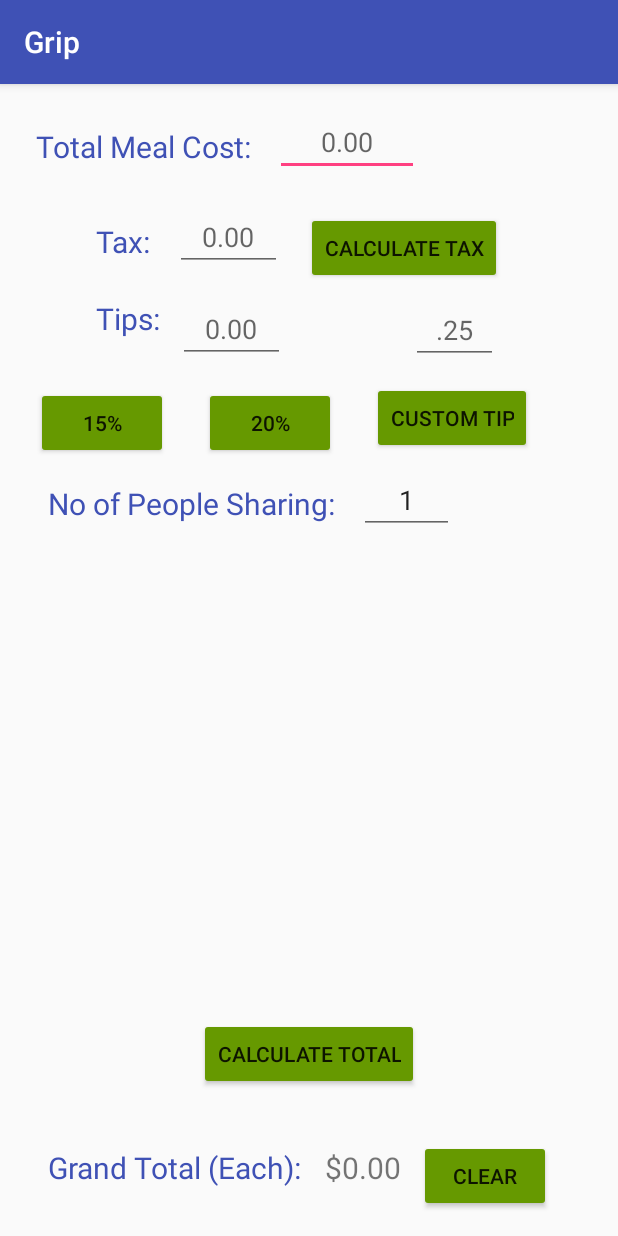
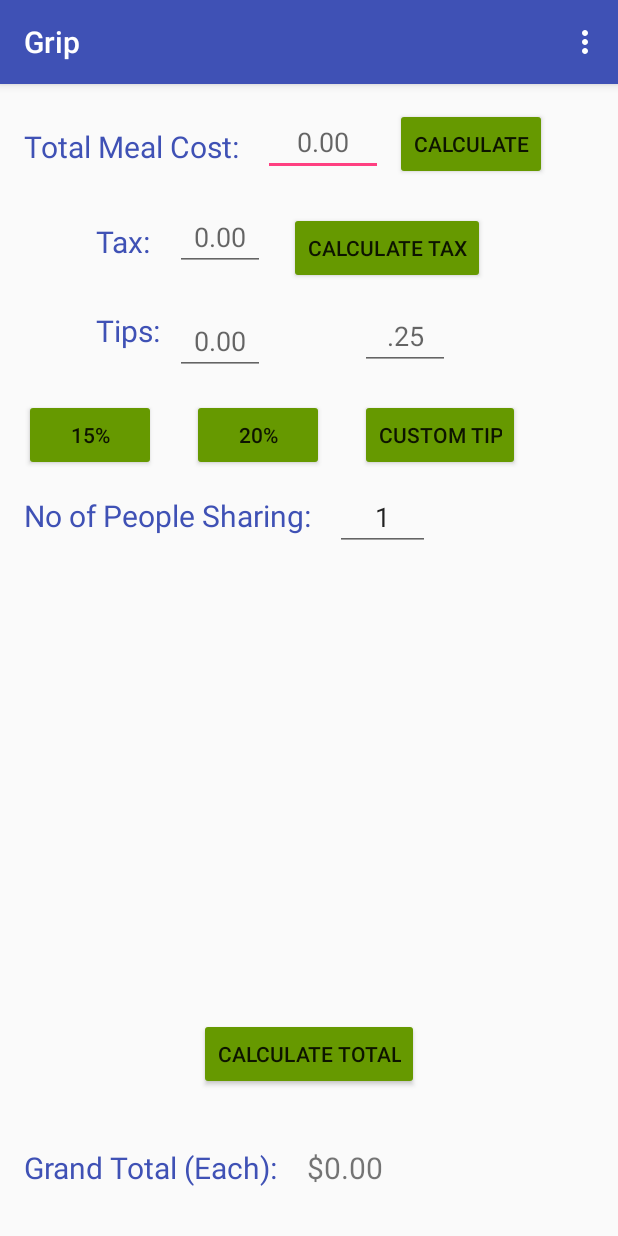
Before and after one commit to jay412/Old-Grip, an Android app: the screen it shows after launch (MainActivity), on a phone screen of 412 x 824 dp. Run offline under Robolectric (Android 15) with nearby library versions, the phone set to English and light mode, and no system bars.

Commit message:
1) made total meal activity to allow users to add what they ate and price 2) made TMA a child activity of main activity 3) added a add menu and clear menu

```diff
--- a/app/src/main/java/jay412/grip/MainActivity.java
+++ b/app/src/main/java/jay412/grip/MainActivity.java
@@ -1,8 +1,12 @@
 package jay412.grip;
 
+import android.content.Intent;
 import android.os.Bundle;
 import android.support.v7.app.AppCompatActivity;
 import android.text.TextUtils;
+import android.view.Menu;
+import android.view.MenuInflater;
+import android.view.MenuItem;
 import android.view.View;
 import android.widget.Button;
 import android.widget.EditText;
@@ -14,12 +18,12 @@ import java.text.DecimalFormat;
 
 public class MainActivity extends AppCompatActivity {
     private EditText etTotalMealCost, etTax, etTips, etCustomTips, etPeopleShare;
-    private Button btnCalculateTax, btn15Tips, btn20Tips, btnCustomTips, btnCalculateGrandTotal, btnClear;
+    private Button btnCalculateTax, btn15Tips, btn20Tips, btnCustomTips, btnCalculateGrandTotal, btnCalculateTotalMeal;
     private TextView tvGrandTotal;
 
     private double mealCost, tax, tips, numPeople, grandTotal;
 
-    /*TO-DO:
+    /*TODO:
     * tax field is editable b/c different places have different tax rates
 
       */
@@ -41,7 +45,7 @@ public class MainActivity extends AppCompatActivity {
         btn20Tips = findViewById(R.id.btn20);
         btnCustomTips = findViewById(R.id.btnCustomTip);
         btnCalculateGrandTotal = findViewById(R.id.btnCalculateTotal);
-        btnClear = findViewById(R.id.btn_clear);
+        btnCalculateTotalMeal = findViewById(R.id.btn_calc_total_meal);
 
         setUpButtons();
     }
@@ -149,11 +153,30 @@ public class MainActivity extends AppCompatActivity {
             }
         });
 
-        btnClear.setOnClickListener(new View.OnClickListener() {
+        btnCalculateTotalMeal.setOnClickListener(new View.OnClickListener() {
             @Override
-            public void onClick(View view) {
-                resetFields();
+            public void onClick(View v) {
+                Intent i = new Intent(MainActivity.this, TotalMealActivity.class);
+                startActivity(i);
             }
         });
     }
+
+    @Override
+    public boolean onCreateOptionsMenu(Menu menu) {
+        MenuInflater inflater = getMenuInflater();
+        inflater.inflate(R.menu.main_menu, menu);
+        return true;
+    }
+
+    @Override
+    public boolean onOptionsItemSelected(MenuItem item) {
+        int id = item.getItemId();
+        if (id == R.id.clear_setting) {
+            resetFields();
+            return true;
+        }
+
+        return super.onOptionsItemSelected(item);
+    }
 }
--- a/app/src/main/res/layout/activity_main.xml
+++ b/app/src/main/res/layout/activity_main.xml
@@ -8,7 +8,7 @@
 
     <EditText
         android:id="@+id/etMealCost"
-        android:layout_width="96dp"
+        android:layout_width="80dp"
         android:layout_height="wrap_content"
         android:layout_marginStart="16dp"
         android:layout_marginTop="16dp"
@@ -24,7 +24,7 @@
         android:layout_width="wrap_content"
         android:layout_height="wrap_content"
         android:layout_marginBottom="8dp"
-        android:layout_marginStart="24dp"
+        android:layout_marginStart="16dp"
         android:layout_marginTop="16dp"
         android:text="@string/total_meal_cost"
         android:textColor="@color/colorPrimary"
@@ -50,12 +50,11 @@
         android:id="@+id/tvPeopleShare"
         android:layout_width="wrap_content"
         android:layout_height="wrap_content"
-        android:layout_marginStart="32dp"
         android:layout_marginTop="16dp"
         android:text="@string/no_of_people_sharing"
         android:textColor="@color/colorPrimary"
         android:textSize="20sp"
-        app:layout_constraintStart_toStartOf="parent"
+        app:layout_constraintStart_toStartOf="@+id/btn15"
         app:layout_constraintTop_toBottomOf="@+id/btn15" />
 
     <EditText
@@ -76,27 +75,25 @@
         android:layout_width="wrap_content"
         android:layout_height="wrap_content"
         android:layout_marginBottom="32dp"
-        android:layout_marginStart="32dp"
         android:text="@string/grand_total_each"
         android:textColor="@color/colorPrimary"
         android:textSize="20sp"
         app:layout_constraintBottom_toBottomOf="parent"
-        app:layout_constraintStart_toStartOf="parent" />
+        app:layout_constraintStart_toStartOf="@+id/tvPeopleShare" />
 
     <TextView
         android:id="@+id/tvGrandTotalValue"
         android:layout_width="wrap_content"
         android:layout_height="wrap_content"
-        android:layout_marginBottom="32dp"
-        android:layout_marginStart="16dp"
+        android:layout_marginStart="20dp"
         android:text="@string/initial_grand_total"
         android:textSize="20sp"
-        app:layout_constraintBottom_toBottomOf="parent"
+        app:layout_constraintBottom_toBottomOf="@+id/tvGrandTotalTag"
         app:layout_constraintStart_toEndOf="@+id/tvGrandTotalTag" />
 
     <EditText
         android:id="@+id/etTax"
-        android:layout_width="71dp"
+        android:layout_width="60dp"
         android:layout_height="wrap_content"
         android:layout_marginStart="16dp"
         android:layout_marginTop="24dp"
@@ -138,36 +135,33 @@
         android:id="@+id/tvTips"
         android:layout_width="wrap_content"
         android:layout_height="wrap_content"
-        android:layout_marginStart="64dp"
-        android:layout_marginTop="24dp"
+        android:layout_marginTop="32dp"
         android:text="@string/tips"
         android:textColor="@color/colorPrimary"
         android:textSize="20sp"
-        app:layout_constraintStart_toStartOf="parent"
+        app:layout_constraintStart_toStartOf="@+id/tvTaxTag"
         app:layout_constraintTop_toBottomOf="@+id/tvTaxTag" />
 
     <EditText
         android:id="@+id/etTips"
-        android:layout_width="71dp"
+        android:layout_width="60dp"
         android:layout_height="wrap_content"
-        android:layout_marginStart="12dp"
-        android:layout_marginTop="16dp"
+        android:layout_marginTop="24dp"
         android:ems="10"
         android:hint="@string/initial_tax_tip"
         android:inputType="number|numberDecimal"
         android:textAlignment="center"
-        app:layout_constraintStart_toEndOf="@+id/tvTips"
+        app:layout_constraintStart_toStartOf="@+id/etTax"
         app:layout_constraintTop_toBottomOf="@+id/etTax" />
 
     <Button
         android:id="@+id/btn15"
         android:layout_width="wrap_content"
         android:layout_height="wrap_content"
-        android:layout_marginStart="24dp"
         android:layout_marginTop="32dp"
         android:backgroundTint="@android:color/holo_green_dark"
         android:text="@string/fifteen_percent"
-        app:layout_constraintStart_toStartOf="parent"
+        app:layout_constraintStart_toStartOf="@+id/tvMealCost"
         app:layout_constraintTop_toBottomOf="@+id/tvTips" />
 
     <Button
@@ -175,44 +169,41 @@
         android:layout_width="wrap_content"
         android:layout_height="wrap_content"
         android:layout_marginStart="24dp"
-        android:layout_marginTop="16dp"
         android:backgroundTint="@android:color/holo_green_dark"
         android:text="@string/twenty_percent"
         app:layout_constraintStart_toEndOf="@+id/btn15"
-        app:layout_constraintTop_toBottomOf="@+id/etTips" />
+        app:layout_constraintTop_toTopOf="@+id/btn15" />
 
     <Button
         android:id="@+id/btnCustomTip"
         android:layout_width="wrap_content"
         android:layout_height="wrap_content"
         android:layout_marginStart="24dp"
-        android:layout_marginTop="12dp"
         android:backgroundTint="@android:color/holo_green_dark"
         android:text="@string/custom_tip"
         app:layout_constraintStart_toEndOf="@+id/btn20"
-        app:layout_constraintTop_toBottomOf="@+id/etCustomTip" />
+        app:layout_constraintTop_toTopOf="@+id/btn20" />
 
     <EditText
         android:id="@+id/etCustomTip"
-        android:layout_width="58dp"
+        android:layout_width="60dp"
         android:layout_height="wrap_content"
-        android:layout_marginEnd="80dp"
-        android:layout_marginTop="8dp"
+        android:layout_marginTop="12dp"
         android:ems="10"
         android:hint="@string/initial_custom_tip"
         android:inputType="numberDecimal"
         android:textAlignment="center"
-        app:layout_constraintEnd_toEndOf="parent"
+        app:layout_constraintStart_toStartOf="@+id/btnCustomTip"
         app:layout_constraintTop_toBottomOf="@+id/btnCalcTax" />
 
     <Button
-        android:id="@+id/btn_clear"
+        android:id="@+id/btn_calc_total_meal"
         android:layout_width="wrap_content"
         android:layout_height="wrap_content"
-        android:layout_marginBottom="16dp"
-        android:layout_marginStart="12dp"
+        android:layout_marginStart="8dp"
+        android:text="@string/calculate"
         android:backgroundTint="@android:color/holo_green_dark"
-        android:text="@string/clear"
-        app:layout_constraintBottom_toBottomOf="parent"
-        app:layout_constraintStart_toEndOf="@+id/tvGrandTotalValue" />
+        app:layout_constraintStart_toEndOf="@+id/etMealCost"
+        app:layout_constraintTop_toTopOf="@+id/etMealCost" />
+
 </android.support.constraint.ConstraintLayout>
--- /dev/null
+++ b/app/src/main/res/menu/main_menu.xml
@@ -0,0 +1,10 @@
+<?xml version="1.0" encoding="utf-8"?>
+<menu xmlns:android="http://schemas.android.com/apk/res/android"
+    xmlns:app="http://schemas.android.com/apk/res-auto">
+
+    <item
+        android:title="@string/clear"
+        android:orderInCategory="100"
+        android:id="@+id/clear_setting"
+        app:showAsAction="never"/>
+</menu>
--- a/app/src/main/res/values/strings.xml
+++ b/app/src/main/res/values/strings.xml
@@ -1,9 +1,11 @@
 <resources>
+    <!-- main activity strings -->
     <string name="app_name">Grip</string>
     <string name="total_meal_cost">Total Meal Cost:</string>
     <string name="tax">Tax:</string>
     <string name="initial_tax_tip">0.00</string>
     <string name="calculate_tax">Calculate Tax</string>
+    <string name="calculate">Calculate</string>
     <string name="tips">Tips:</string>
     <string name="custom_tip">Custom Tip</string>
     <string name="initial_custom_tip">.25</string>
@@ -14,5 +16,11 @@
     <string name="calculate_total">Calculate Total</string>
     <string name="grand_total_each">Grand Total (Each):</string>
     <string name="initial_grand_total">$0.00</string>
+
+
+    <!-- main menu strings -->
     <string name="clear">Clear</string>
+
+    <!-- add menu strings -->
+    <string name="add">Add</string>
 </resources>
--- a/build.gradle
+++ b/build.gradle
@@ -7,7 +7,7 @@ buildscript {
         jcenter()
     }
     dependencies {
-        classpath 'com.android.tools.build:gradle:3.0.1'
+        classpath 'com.android.tools.build:gradle:3.1.1'
 
 
         // NOTE: Do not place your application dependencies here; they belong
```
Also changed, not shown: app/src/main/AndroidManifest.xml (+9 -1 lines), app/src/main/java/jay412/grip/TotalMealActivity.java (added, +41 -0 lines), app/src/main/res/layout/activity_total_meal.xml (added, +9 -0 lines), app/src/main/res/menu/add_menu.xml (added, +9 -0 lines), gradle/wrapper/gradle-wrapper.properties.
